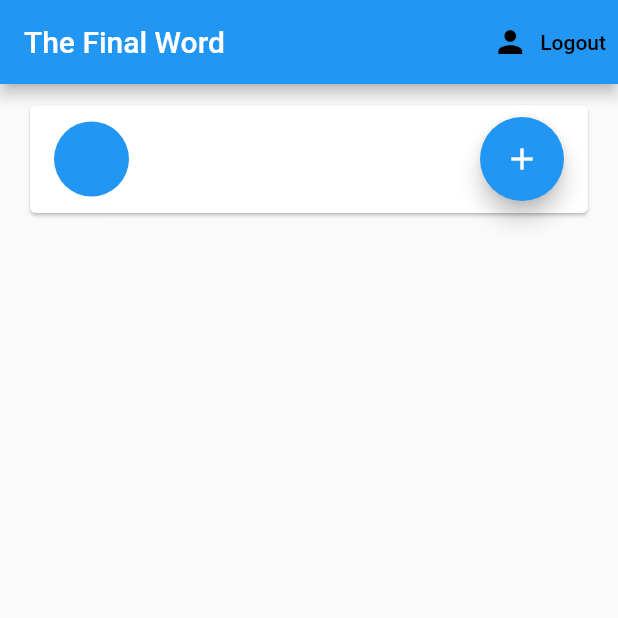
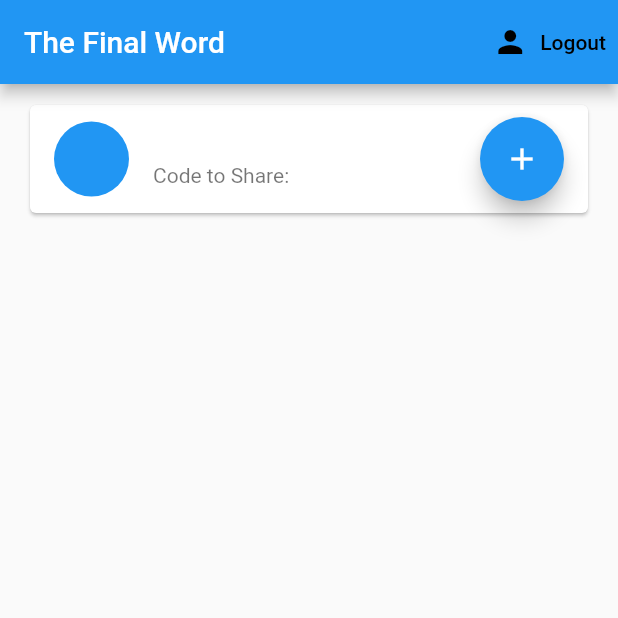
Before and after one commit to agbolton/the_final_word, a Flutter app: the screen it shows once a user with an empty profile is signed in, item 4 of the bottom bar chosen, on a phone screen of 412 x 824 dp, the top half of it. Run offline on Flutter 3.47's test engine with Material 2 defaults, Android fonts, the phone set to English and light mode, and no system bars; our stand-ins replace cloud_firestore, firebase_auth, firebase_core, flutter_spinkit, shared_preferences, sqflite; accounts and stored records are empty.

Commit message:
Access Code now stored with User Profile

```diff
--- a/lib/components/profile_tile.dart
+++ b/lib/components/profile_tile.dart
@@ -13,6 +13,9 @@ class ProfileTile extends StatelessWidget {
     final CollectionReference userCodes =
         FirebaseFirestore.instance.collection('user_codes');
 
+    final CollectionReference userProfile =
+        FirebaseFirestore.instance.collection('profiles');
+
     var random = new Random();
     var randomCodeNum = random.nextInt(900000) + 100000;
     var randomCode = randomCodeNum.toString();
@@ -22,6 +25,14 @@ class ProfileTile extends StatelessWidget {
           .doc(randomCode)
           .set({'user_id': profile.uid})
           .then((value) => print('Code Generate'))
+          .catchError((onError) => print('Failed to add'));
+    }
+
+    Future<void> addCodetoProfile() {
+      return userProfile
+          .doc(profile.uid)
+          .update({'access_code': randomCode})
+          .then((value) => print('Code Added to profile'))
           .catchError((onError) => print('Failed to add'));
     }
 
@@ -35,9 +46,12 @@ class ProfileTile extends StatelessWidget {
               backgroundColor: Colors.blue,
             ),
             title: Text('${profile.first_name} ${profile.last_name}'),
-            subtitle: Text(profile.email),
+            subtitle: Text('Code to Share: ${profile.access_code}'),
             trailing: FloatingActionButton(
-              onPressed: generateCodetoDB,
+              onPressed: () async {
+                await generateCodetoDB();
+                await addCodetoProfile();
+              },
               child: Icon(Icons.add),
             )
             /*Icon(
--- a/lib/models/user.dart
+++ b/lib/models/user.dart
@@ -13,6 +13,12 @@ class Profile {
   final String first_name;
   final String last_name;
   final String email;
+  final String access_code;
 
-  Profile({this.uid, this.first_name, this.last_name, this.email});
+  Profile(
+      {this.uid,
+      this.first_name,
+      this.last_name,
+      this.email,
+      this.access_code});
 }
```
Also changed, not shown: lib/screens/home/boy_names.dart (+25 -29 lines), lib/screens/home/girl_names.dart (+25 -30 lines), lib/services/auth.dart (+16 -13 lines), lib/services/database.dart (+8 -3 lines), pubspec.lock.
